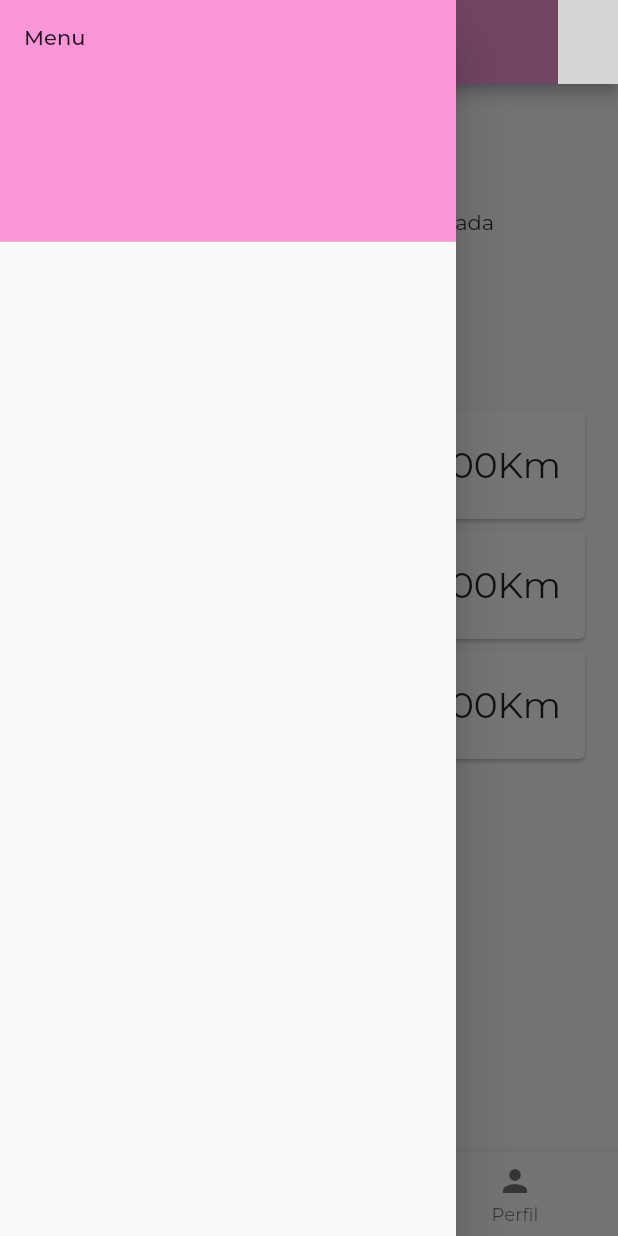
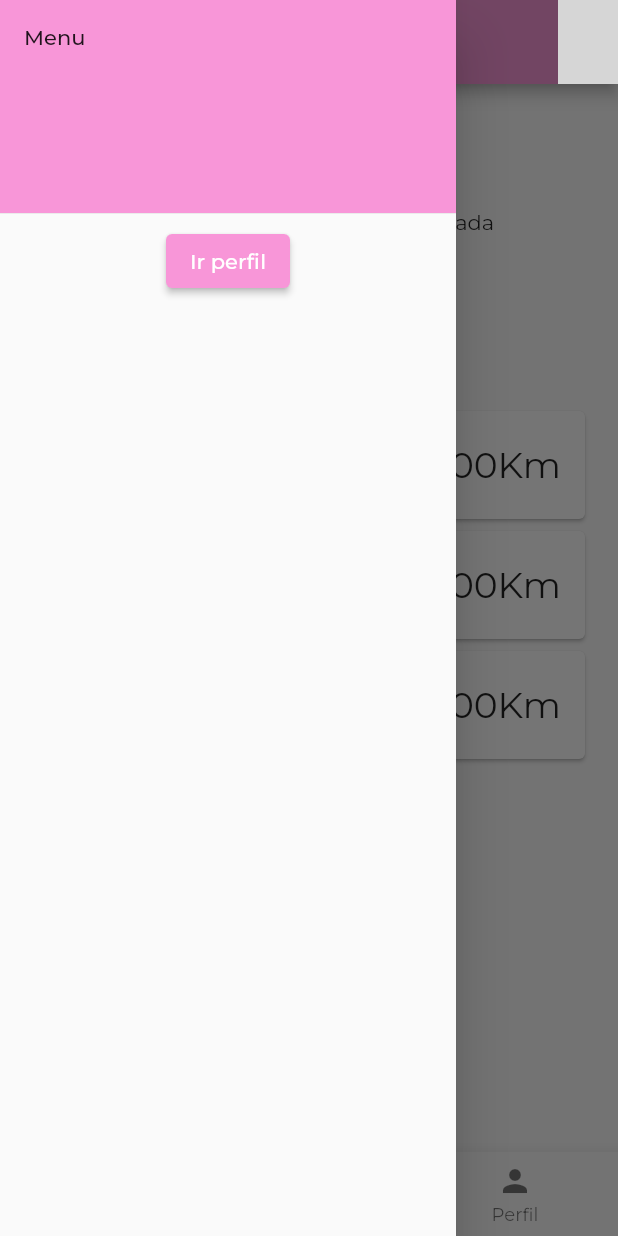
Before and after one commit to xavm29/activitat_avaluacio_1.4, a Flutter app: the screen it shows after launch, with the side drawer open, on a phone screen of 412 x 824 dp. Run offline on Flutter 3.47's test engine with Material 2 defaults, Android fonts, the phone set to English and light mode, and no system bars; drawn by our look-alikes of percent_indicator; our stand-ins replace google_fonts; network calls fail; grey boxes are pictures that could not be loaded.

Commit message:
Incial projecte limpiar comentarios Primers pasos Implementos colors pero no se como es fan els hex Estructura app Primera pantalla feta sense bottom navigation bar naviagation bar acabada Pantalla acabada menys color mas detalles Navegacio entre pantalles app bar menu Cambiar color mas detalles y espai Pantalla 2 acabada
Final
Final con sizedbox
Final amb modificacions per fer codi mes net
Drawer inicio
Drawer con menu

```diff
--- a/lib/screens/home.dart
+++ b/lib/screens/home.dart
@@ -12,14 +12,13 @@ class Home extends StatelessWidget {
         title: const Text("Fitness Time"),
         actions: <Widget>[
           InkWell(
-            onTap: (){
+            onTap: () {
               Navigator.push(context,
                   MaterialPageRoute(builder: (context) => const ProfilePage()));
             },
             child: const Hero(
-
               tag: "Antonia Font",
-              child:CircleAvatar(
+              child: CircleAvatar(
                   backgroundImage: NetworkImage(
                       "https://randomuser.me/api/portraits/women/44.jpg")),
             ),
@@ -34,20 +33,30 @@ class Home extends StatelessWidget {
         ),*/
       ),
       drawer: Drawer(
-        child: ListView(
-          padding: EdgeInsets.zero,
-          children: const [
-            DrawerHeader(
-                decoration: BoxDecoration(
-                  color:Color(0xFFF896D8),
-                ),
-                child: Text("Menu")),
+        child: Column(
+          crossAxisAlignment: CrossAxisAlignment.center,
+          mainAxisSize: MainAxisSize.max,
+          children: [
+            const SizedBox(
+              width: 320,
+              height: 150,
+              child: DrawerHeader(
+                  decoration: BoxDecoration(
+                    color: Color(0xFFF896D8),
+                  ),
+                  child: Text("Menu")),
+            ),
+            ElevatedButton(
+              onPressed: () {
+                Navigator.push(
+                    context,
+                    MaterialPageRoute(
+                        builder: (context) => const ProfilePage()));
+              },
+              child: const Text('Ir perfil'),
+            ),
           ],
-
         ),
-
-
-
       ),
       body: SingleChildScrollView(
         child: Padding(
@@ -73,7 +82,10 @@ class Home extends StatelessWidget {
                 padding: const EdgeInsets.all(8.0),
                 child: Text(
                   "Mas detalles",
-                  style: Theme.of(context).textTheme.subtitle2?.copyWith(color: Colors.blue),
+                  style: Theme.of(context)
+                      .textTheme
+                      .subtitle2
+                      ?.copyWith(color: Colors.blue),
                 ),
               ),
               const SizedBox(
```
